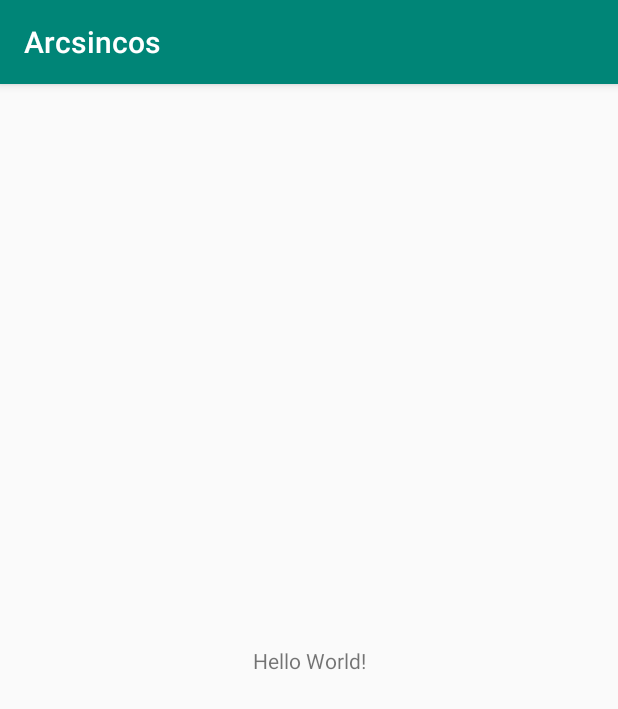
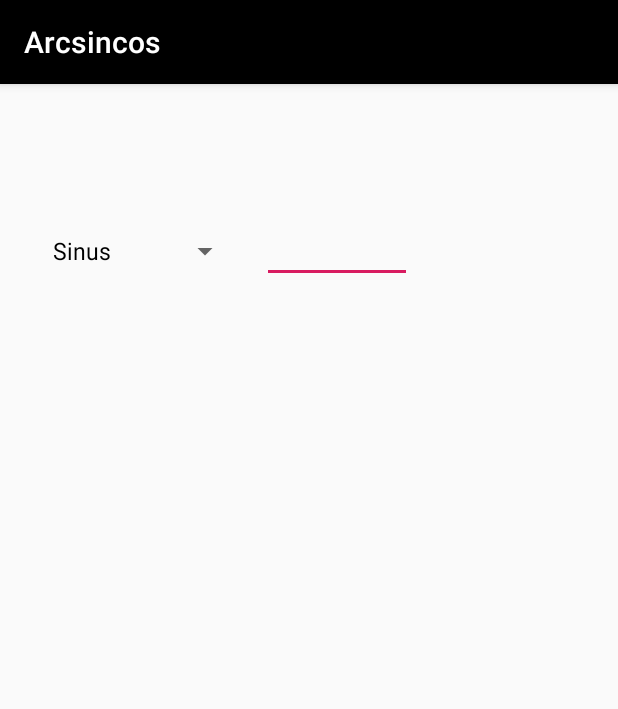
Before and after one commit to evrenvural/arcsincos, an Android app: the screen it shows after launch (MainActivity), on a phone screen of 412 x 824 dp. Shown: the top 709 px of the screen. Run offline under Robolectric (Android 15) with nearby library versions, the phone set to English and light mode, and no system bars.

Commit message:
Some changes were made on the UI

```diff
--- a/app/src/main/java/com/evrenvural/arcsincos/MainActivity.java
+++ b/app/src/main/java/com/evrenvural/arcsincos/MainActivity.java
@@ -2,12 +2,27 @@ package com.evrenvural.arcsincos;
 
 import android.support.v7.app.AppCompatActivity;
 import android.os.Bundle;
+import android.widget.ArrayAdapter;
+import android.widget.Spinner;
 
 public class MainActivity extends AppCompatActivity {
+
+    private String array_spinner[];
+
+    Spinner spFonkiyonlar;
 
     @Override
     protected void onCreate(Bundle savedInstanceState) {
         super.onCreate(savedInstanceState);
         setContentView(R.layout.activity_main);
+        spinnerEkle();
+    }
+
+    void spinnerEkle(){
+        array_spinner = new String[4];
+        array_spinner = getResources().getStringArray(R.array.fonksiyonlar);
+        spFonkiyonlar = findViewById(R.id.spFonksiyonlar);
+        ArrayAdapter<String> arrayAdapter = new ArrayAdapter<String>(this,android.R.layout.simple_spinner_dropdown_item,array_spinner);
+        spFonkiyonlar.setAdapter(arrayAdapter);
     }
 }
--- a/app/src/main/res/layout/activity_main.xml
+++ b/app/src/main/res/layout/activity_main.xml
@@ -1,18 +1,32 @@
 <?xml version="1.0" encoding="utf-8"?>
-<android.support.constraint.ConstraintLayout xmlns:android="http://schemas.android.com/apk/res/android"
+<RelativeLayout xmlns:android="http://schemas.android.com/apk/res/android"
     xmlns:app="http://schemas.android.com/apk/res-auto"
     xmlns:tools="http://schemas.android.com/tools"
     android:layout_width="match_parent"
     android:layout_height="match_parent"
     tools:context=".MainActivity">
 
-    <TextView
+
+    <EditText
+        android:id="@+id/editText"
+        android:layout_width="100dp"
+        android:layout_height="wrap_content"
+        android:layout_alignParentTop="true"
+        android:layout_alignParentEnd="true"
+        android:layout_alignParentRight="true"
+        android:layout_marginTop="87dp"
+        android:layout_marginEnd="137dp"
+        android:layout_marginRight="137dp"
+        android:ems="10"
+        android:inputType="number" />
+
+    <Spinner
+        android:id="@+id/spFonksiyonlar"
         android:layout_width="wrap_content"
         android:layout_height="wrap_content"
-        android:text="Hello World!"
-        app:layout_constraintBottom_toBottomOf="parent"
-        app:layout_constraintLeft_toLeftOf="parent"
-        app:layout_constraintRight_toRightOf="parent"
-        app:layout_constraintTop_toTopOf="parent" />
+        android:layout_alignParentStart="true"
+        android:layout_alignParentTop="true"
+        android:layout_marginStart="27dp"
+        android:layout_marginTop="87dp" />
 
-</android.support.constraint.ConstraintLayout>
+</RelativeLayout>
--- a/app/src/main/res/values/colors.xml
+++ b/app/src/main/res/values/colors.xml
@@ -1,6 +1,6 @@
 <?xml version="1.0" encoding="utf-8"?>
 <resources>
-    <color name="colorPrimary">#008577</color>
+    <color name="colorPrimary">#000000</color>
     <color name="colorPrimaryDark">#00574B</color>
     <color name="colorAccent">#D81B60</color>
 </resources>
--- a/app/src/main/res/values/strings.xml
+++ b/app/src/main/res/values/strings.xml
@@ -1,3 +1,9 @@
 <resources>
     <string name="app_name">Arcsincos</string>
+    <string-array name="fonksiyonlar">
+        <item>Sinus</item>
+        <item>Cosinus</item>
+        <item>Tanjant</item>
+        <item>Cotanjant</item>
+    </string-array>
 </resources>
```
